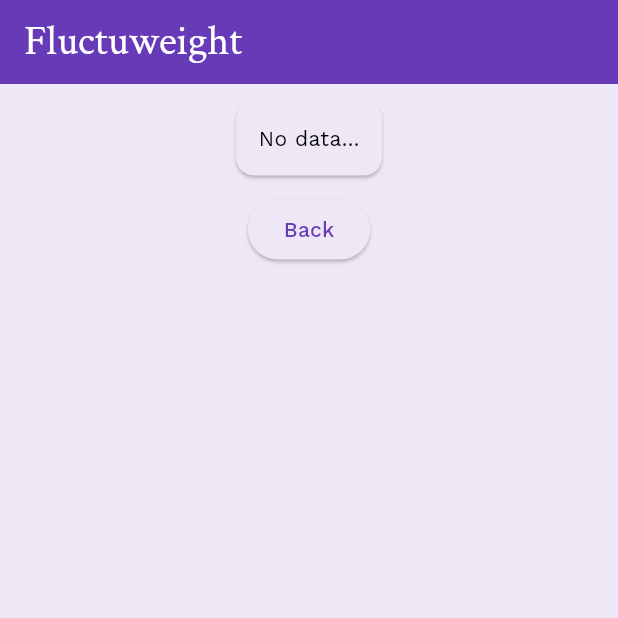
After one commit to JupiterPi/cyclone, a Flutter app: the screen it shows after launch, after a tap on "Daily Chart", on a phone screen of 412 x 824 dp, the top half of it. The commit adds this screen. Run offline on Flutter 3.47's test engine with Material 2 defaults, Android fonts, the phone set to English and light mode, and no system bars; our stand-ins replace get_it, go_router, google_fonts, sqflite; missing offline and left inert: charts_painter, emojis; accounts and stored records are empty; project files that could hold a hidden picture were left out.

```diff
--- a/lib/ui/chart/chart.dart
+++ b/lib/ui/daily_chart/chart.dart
@@ -1,6 +1,6 @@
 import 'package:charts_painter/chart.dart';
 import 'package:cyclone/data/weights.dart';
-import 'package:cyclone/ui/chart/chart_controls.dart';
+import 'package:cyclone/ui/daily_chart/chart_controls.dart';
 import 'package:cyclone/ui/ui-main.dart';
 import 'package:cyclone/util.dart';
 import 'package:flutter/material.dart';
--- a/lib/ui/chart/colors_legend.dart
+++ b/lib/ui/daily_chart/colors_legend.dart
@@ -1,4 +1,4 @@
-import 'package:cyclone/ui/chart/chart_controls.dart';
+import 'package:cyclone/ui/daily_chart/chart_controls.dart';
 import 'package:flutter/material.dart';
 
 class ChartColorsLegend extends StatelessWidget {
--- /dev/null
+++ b/lib/ui/daily_chart/page.dart
@@ -0,0 +1,25 @@
+import 'package:cyclone/ui/daily_chart/chart.dart';
+import 'package:flutter/material.dart';
+
+class DailyChartPage extends StatelessWidget {
+  const DailyChartPage({super.key});
+
+  @override
+  Widget build(BuildContext context) {
+    return Padding(
+        padding: const EdgeInsets.all(7),
+        child: Column(
+          children: [
+            const ChartCard(),
+            const SizedBox(height: 8),
+            ElevatedButton(
+              onPressed: () {
+                Navigator.pop(context);
+              },
+              child: const Text("Back"),
+            ),
+          ],
+        )
+    );
+  }
+}
--- a/lib/ui/home.dart
+++ b/lib/ui/home.dart
@@ -1,7 +1,8 @@
 import 'package:cyclone/data/measurements.dart';
 import 'package:cyclone/state.dart';
-import 'package:cyclone/ui/chart/page.dart';
+import 'package:cyclone/ui/cyclewise_chart/page.dart';
 import 'package:cyclone/ui/cyclone_ui.dart';
+import 'package:cyclone/ui/daily_chart/page.dart';
 import 'package:cyclone/ui/enter_weight.dart';
 import 'package:cyclone/ui/measurements_list.dart';
 import 'package:cyclone/util.dart';
@@ -44,10 +45,18 @@ class HomePage extends StatelessWidget {
                   ElevatedButton(
                     onPressed: () {
                       Navigator.push(context, MaterialPageRoute(
-                        builder: (context) => const ChartPage()
+                          builder: (context) => const DailyChartPage()
                       ));
                     },
-                    child: const Text("Chart"),
+                    child: const Text("Daily Chart"),
+                  ),
+                  ElevatedButton(
+                    onPressed: () {
+                      Navigator.push(context, MaterialPageRoute(
+                          builder: (context) => const CyclewiseChartPage()
+                      ));
+                    },
+                    child: const Text("Cyclewise Chart"),
                   ),
                 ],
               ),
--- a/lib/ui/ui-main.dart
+++ b/lib/ui/ui-main.dart
@@ -1,4 +1,5 @@
-import 'package:cyclone/ui/chart/page.dart';
+import 'package:cyclone/ui/cyclewise_chart/page.dart';
+import 'package:cyclone/ui/daily_chart/page.dart';
 import 'package:cyclone/ui/home.dart';
 import 'package:cyclone/ui/measurements_list.dart';
 import 'package:flutter/material.dart';
@@ -51,7 +52,8 @@ final _router = GoRouter(
           routes: [
             GoRoute(path: "/", builder: (context, state) => const HomePage()),
             GoRoute(path: "/measurements", builder: (context, state) => const MeasurementsListPage()),
-            GoRoute(path: "/chart", builder: (context, state) => const ChartPage()),
+            GoRoute(path: "/daily_chart", builder: (context, state) => const DailyChartPage()),
+            GoRoute(path: "/cyclewise_chart", builder: (context, state) => const CyclewiseChartPage()),
           ]
       )
     ]
```
Also changed, not shown: lib/ui/cyclewise_chart/page.dart (renamed from lib/ui/chart/page.dart, +3 -4 lines), lib/ui/daily_chart/chart_controls.dart (renamed from lib/ui/chart/chart_controls.dart).
